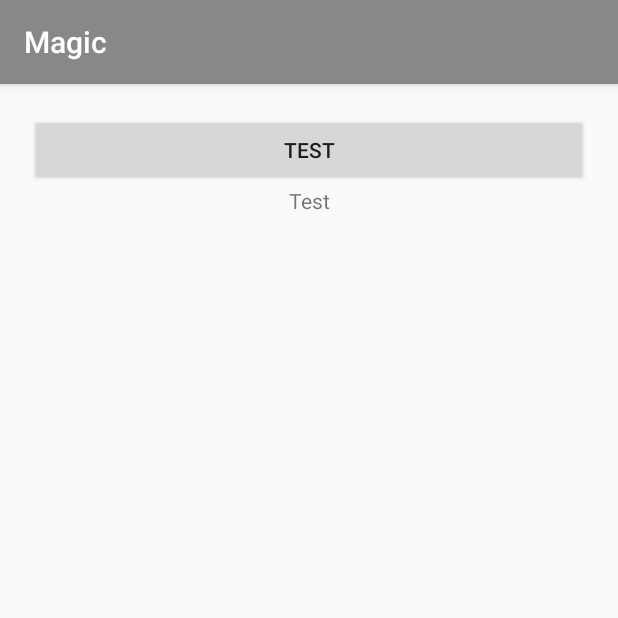
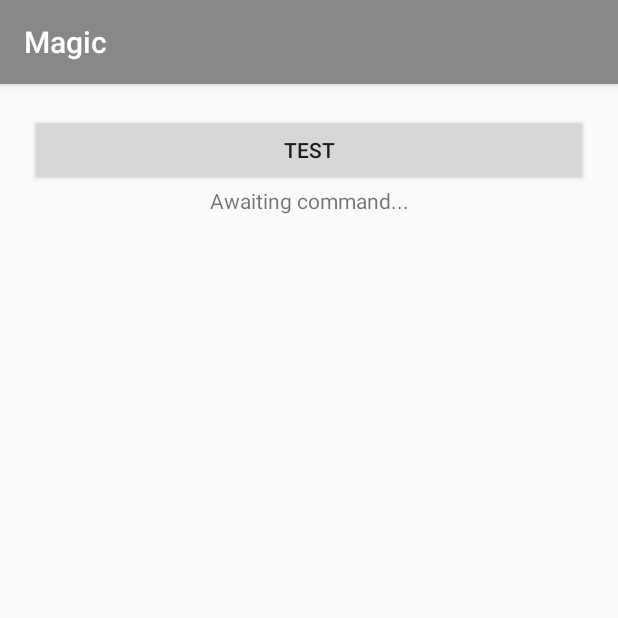
Before and after one commit to sinoct/DataLayer, an Android app: the screen it shows after launch (MainActivity), after a tap on "TEST", on a phone screen of 412 x 824 dp, the top half of it. Run offline under Robolectric (Android 15) with nearby library versions, the phone set to English and light mode, and no system bars; 2 statements that could not run were skipped.

Commit message:
minimal ui changes

```diff
--- a/mobile/src/main/java/com/example/myapplication/MainActivity.java
+++ b/mobile/src/main/java/com/example/myapplication/MainActivity.java
@@ -110,7 +110,7 @@ public class MainActivity extends AppCompatActivity {
 
         Button button = (Button) view;
         String message = button.getText().toString();
-        textview.setText(message);
+        //textview.setText(message);
 
 //Sending a message can block the main UI thread, so use a new thread//
 
```
